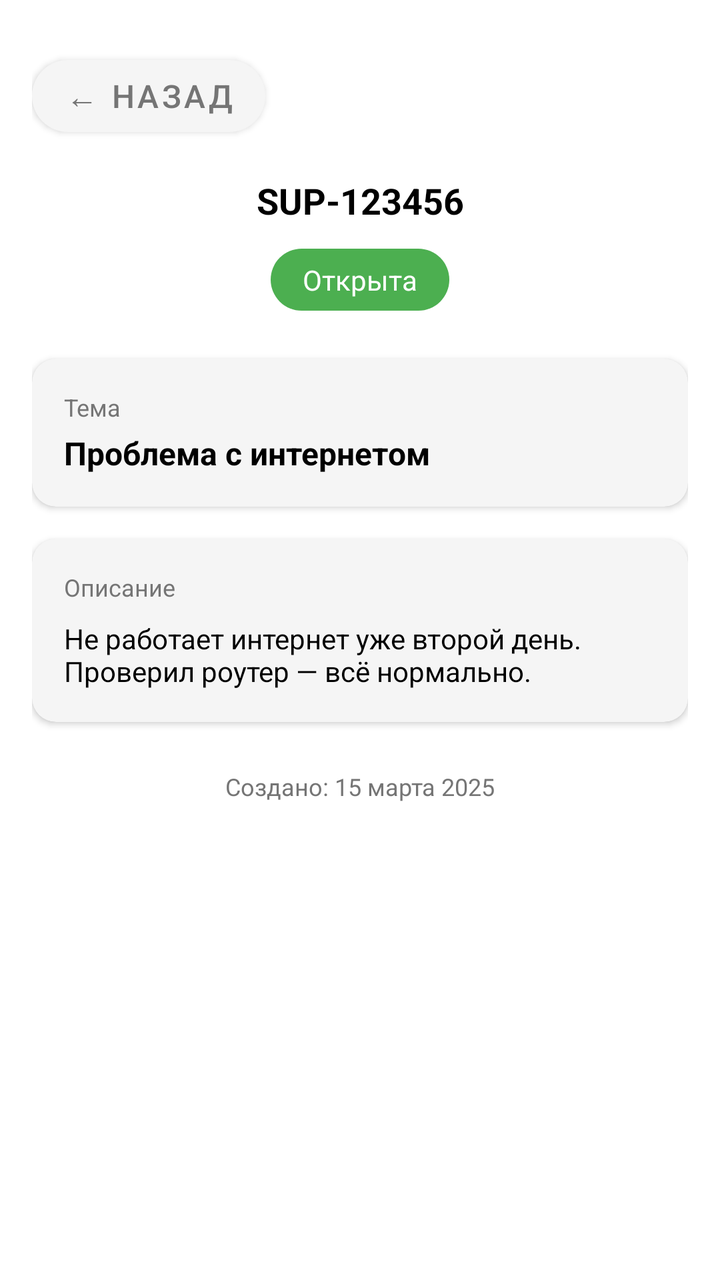
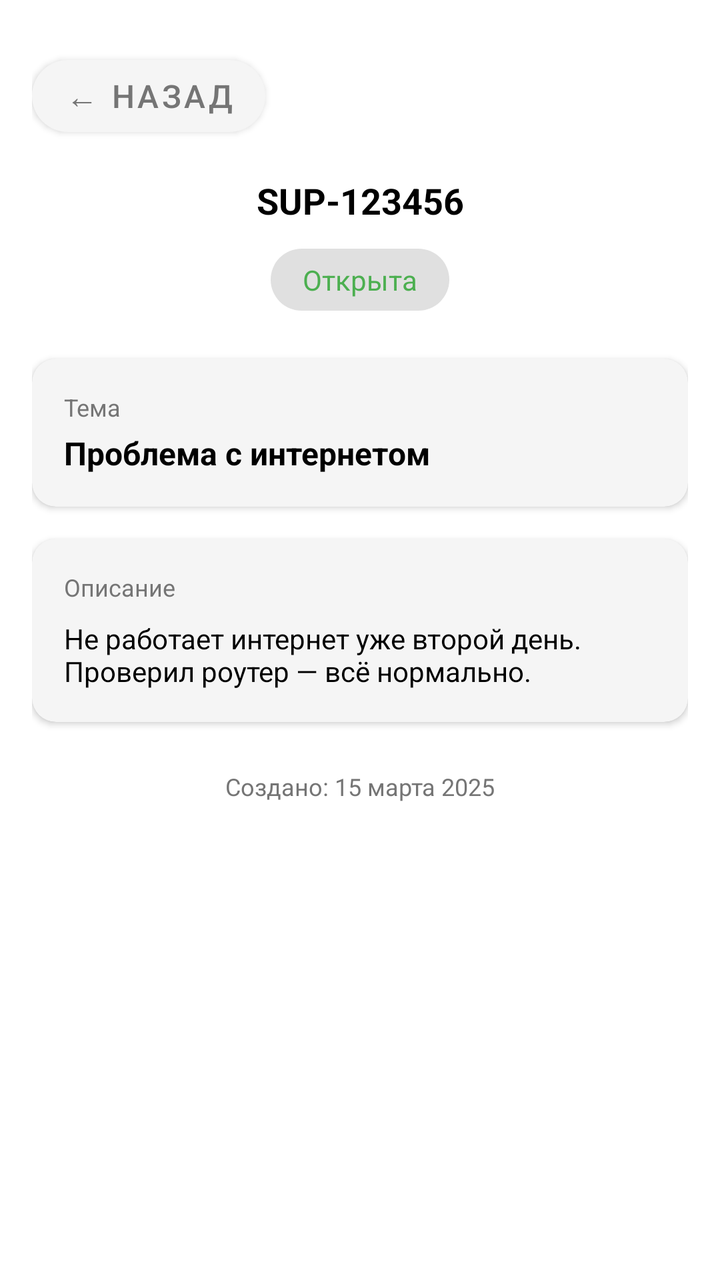

Compare the two renders of this Android layout. The source of the first and the diff that turns it into the second are given below.
<!-- AndroidManifest.xml: application theme Theme.CarbonLK -->
<!-- res/layout/activity_ticket_detail.xml -->
<?xml version="1.0" encoding="utf-8"?>
<androidx.constraintlayout.widget.ConstraintLayout
    xmlns:android="http://schemas.android.com/apk/res/android"
    xmlns:app="http://schemas.android.com/apk/res-auto"
    android:layout_width="match_parent"
    android:layout_height="match_parent"
    android:background="@color/white">

    <ScrollView
        android:layout_width="match_parent"
        android:layout_height="match_parent"
        android:fillViewport="true"
        android:padding="16dp">

        <androidx.constraintlayout.widget.ConstraintLayout
            android:layout_width="match_parent"
            android:layout_height="wrap_content">

            
            <com.google.android.material.button.MaterialButton
                android:id="@+id/backButton"
                android:layout_width="wrap_content"
                android:layout_height="48dp"
                android:text="← Назад"
                android:textSize="16sp"
                app:cornerRadius="24dp"
                app:backgroundTint="@color/light_gray"
                android:textColor="@color/dark_gray"
                android:paddingHorizontal="16dp"
                app:layout_constraintTop_toTopOf="parent"
                app:layout_constraintStart_toStartOf="parent"
                android:layout_marginTop="8dp" />

            
            <TextView
                android:id="@+id/ticketNumber"
                android:layout_width="wrap_content"
                android:layout_height="wrap_content"
                android:text="SUP-123456"
                android:textSize="18sp"
                android:textStyle="bold"
                android:textColor="@color/black"
                android:layout_marginTop="16dp"
                app:layout_constraintTop_toBottomOf="@id/backButton"
                app:layout_constraintStart_toStartOf="parent"
                app:layout_constraintEnd_toEndOf="parent" />

            
            <TextView
                android:id="@+id/ticketStatus"
                android:layout_width="wrap_content"
                android:layout_height="wrap_content"
                android:text="Открыта"
                android:textSize="14sp"
                android:textColor="@color/white"
                android:background="@drawable/status_background"
                android:paddingHorizontal="16dp"
                android:paddingVertical="6dp"
                android:layout_marginTop="12dp"
                app:layout_constraintTop_toBottomOf="@id/ticketNumber"
                app:layout_constraintStart_toStartOf="parent"
                app:layout_constraintEnd_toEndOf="parent" />

            
            <androidx.cardview.widget.CardView
                android:id="@+id/subjectCard"
                android:layout_width="0dp"
                android:layout_height="wrap_content"
                app:cardCornerRadius="12dp"
                app:cardElevation="2dp"
                app:cardBackgroundColor="@color/light_gray"
                app:contentPadding="16dp"
                android:layout_marginTop="24dp"
                app:layout_constraintTop_toBottomOf="@id/ticketStatus"
                app:layout_constraintStart_toStartOf="parent"
                app:layout_constraintEnd_toEndOf="parent">

                <LinearLayout
                    android:layout_width="match_parent"
                    android:layout_height="wrap_content"
                    android:orientation="vertical">

                    <TextView
                        android:layout_width="wrap_content"
                        android:layout_height="wrap_content"
                        android:text="Тема"
                        android:textSize="12sp"
                        android:textColor="@color/dark_gray" />

                    <TextView
                        android:id="@+id/ticketSubject"
                        android:layout_width="wrap_content"
                        android:layout_height="wrap_content"
                        android:text="Проблема с интернетом"
                        android:textSize="16sp"
                        android:textStyle="bold"
                        android:textColor="@color/black"
                        android:layout_marginTop="4dp" />

                </LinearLayout>

            </androidx.cardview.widget.CardView>

            
            <androidx.cardview.widget.CardView
                android:id="@+id/descriptionCard"
                android:layout_width="0dp"
                android:layout_height="wrap_content"
                app:cardCornerRadius="12dp"
                app:cardElevation="2dp"
                app:cardBackgroundColor="@color/light_gray"
                app:contentPadding="16dp"
                android:layout_marginTop="16dp"
                app:layout_constraintTop_toBottomOf="@id/subjectCard"
                app:layout_constraintStart_toStartOf="parent"
                app:layout_constraintEnd_toEndOf="parent">

                <LinearLayout
                    android:layout_width="match_parent"
                    android:layout_height="wrap_content"
                    android:orientation="vertical">

                    <TextView
                        android:layout_width="wrap_content"
                        android:layout_height="wrap_content"
                        android:text="Описание"
                        android:textSize="12sp"
                        android:textColor="@color/dark_gray" />

                    <TextView
                        android:id="@+id/ticketDescription"
                        android:layout_width="wrap_content"
                        android:layout_height="wrap_content"
                        android:text="Не работает интернет уже второй день. Проверил роутер — всё нормально."
                        android:textSize="14sp"
                        android:textColor="@color/black"
                        android:layout_marginTop="8dp" />

                </LinearLayout>

            </androidx.cardview.widget.CardView>

            
            <TextView
                android:id="@+id/createdDate"
                android:layout_width="wrap_content"
                android:layout_height="wrap_content"
                android:text="Создано: 15 марта 2025"
                android:textSize="12sp"
                android:textColor="@color/dark_gray"
                android:layout_marginTop="24dp"
                app:layout_constraintTop_toBottomOf="@id/descriptionCard"
                app:layout_constraintStart_toStartOf="parent"
                app:layout_constraintEnd_toEndOf="parent" />

        </androidx.constraintlayout.widget.ConstraintLayout>

    </ScrollView>

</androidx.constraintlayout.widget.ConstraintLayout>
<!-- resources referenced by this layout -->
<resources>
  <color name="black">#000000</color>
  <color name="dark_gray">#757575</color>
  <color name="light_gray">#F5F5F5</color>
  <color name="white">#FFFFFF</color>
  <!-- drawable status_background (drawable) -->
  <?xml version="1.0" encoding="utf-8"?>
  <shape xmlns:android="http://schemas.android.com/apk/res/android"
      android:shape="rectangle">
      <solid android:color="#4CAF50" />
      <corners android:radius="16dp" />
  </shape>
  <style name="Theme.CarbonLK" parent="Base.Theme.CarbonLK">
          
          <item name="android:textColor">@color/black</item>
          
          <item name="colorPrimary">@color/purple_500</item>
      </style>
  <style name="Base.Theme.CarbonLK" parent="Theme.MaterialComponents.Light.NoActionBar">
          <item name="colorPrimary">#007Ac5</item>
          <item name="colorPrimaryVariant">#0062a0</item>
          <item name="colorOnPrimary">#FFFFFF</item>
          <item name="colorSecondary">#007Ac5</item>
          <item name="colorSecondaryVariant">#0062a0</item>
          <item name="colorOnSecondary">#FFFFFF</item>
          <item name="android:windowBackground">@color/white</item>
      </style>
  <color name="purple_500">#007Ac5</color>
</resources>

<!-- the commit's change to res/layout/activity_ticket_detail.xml (unified diff, before → after) -->
@@ -52,8 +52,8 @@
                 android:layout_height="wrap_content"
                 android:text="Открыта"
                 android:textSize="14sp"
-                android:textColor="@color/white"
-                android:background="@drawable/status_background"
+                android:textColor="@color/green"
+                android:background="@drawable/status_background_gray"
                 android:paddingHorizontal="16dp"
                 android:paddingVertical="6dp"
                 android:layout_marginTop="12dp"
<!-- resource entries referenced after the edit -->
@@ -2,13 +2,14 @@
 <resources>
   <color name="black">#000000</color>
   <color name="dark_gray">#757575</color>
+  <color name="green">#4CAF50</color>
   <color name="light_gray">#F5F5F5</color>
   <color name="white">#FFFFFF</color>
-  <!-- drawable status_background (drawable) -->
+  <!-- drawable status_background_gray (drawable) -->
   <?xml version="1.0" encoding="utf-8"?>
   <shape xmlns:android="http://schemas.android.com/apk/res/android"
       android:shape="rectangle">
-      <solid android:color="#4CAF50" />
+      <solid android:color="#E0E0E0" />
       <corners android:radius="16dp" />
   </shape>
   <style name="Theme.CarbonLK" parent="Base.Theme.CarbonLK">
